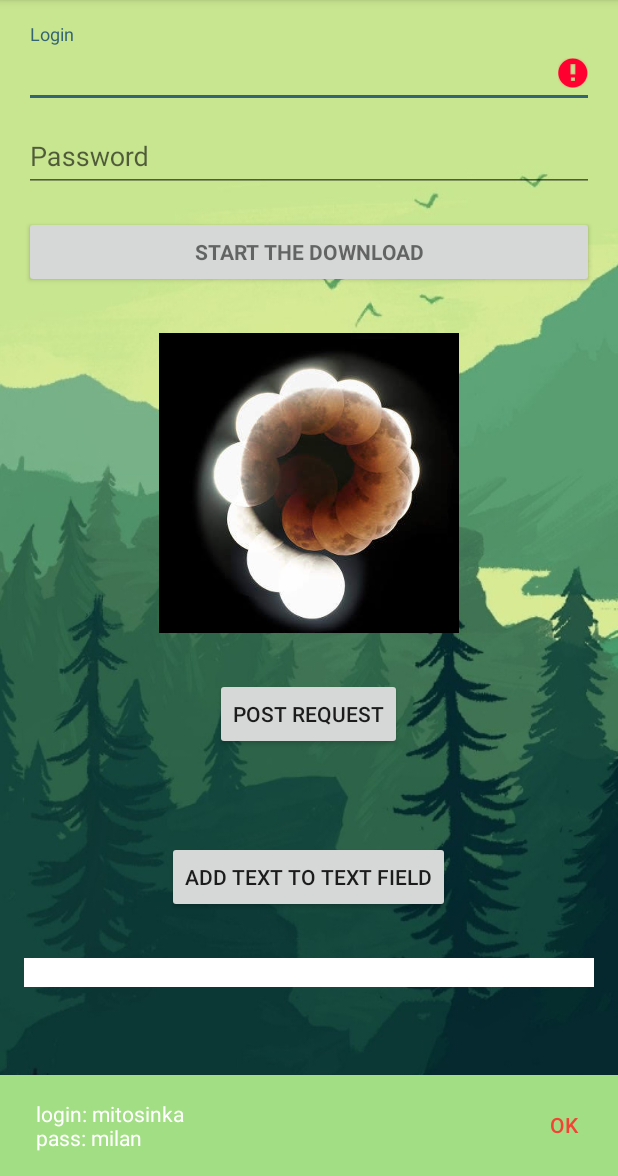
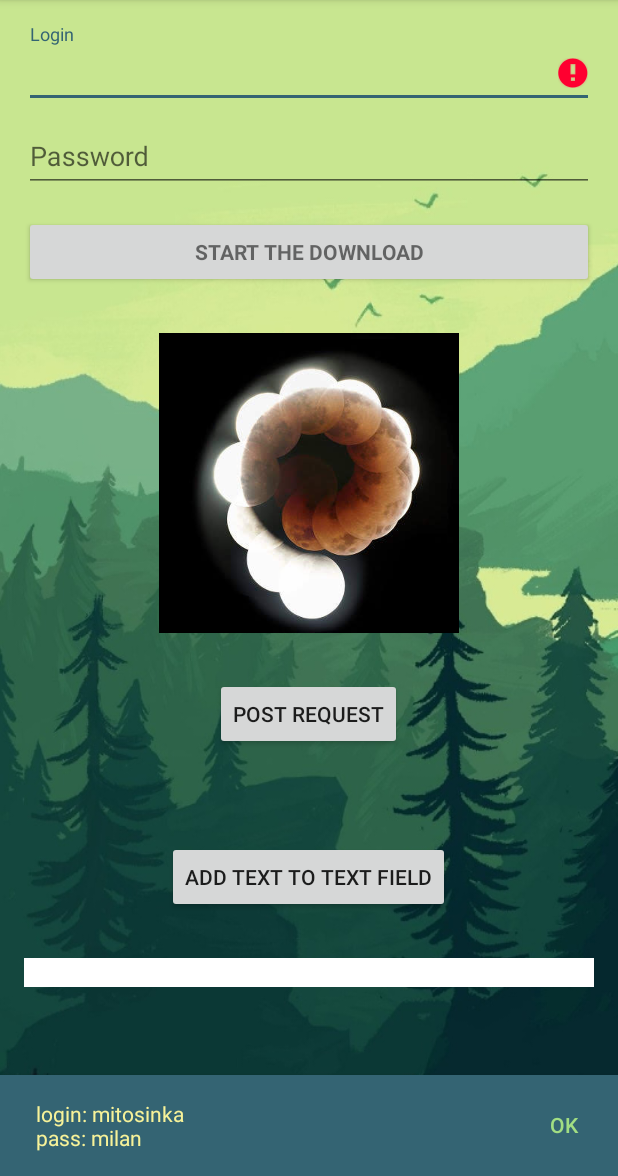
Before and after one commit to robgarai/webViewTestApp, an Android app: the screen it shows after launch (LoginActivity), after a tap on "POST REQUEST", on a phone screen of 412 x 824 dp, the part 60-1236 px from its top. Run offline under Robolectric (Android 15) with nearby library versions, the phone set to English and light mode, and no system bars; 2 statements that could not run were skipped; 1 other tap on this screen came first.

Commit message:
snackbar funguje a je vyladeny staci mi ho vyhodit do vlastnej triedy

```diff
--- a/app/src/main/java/com/example/rober/webviewtestapp/activities/LoginActivity.java
+++ b/app/src/main/java/com/example/rober/webviewtestapp/activities/LoginActivity.java
@@ -136,11 +136,11 @@ public class LoginActivity extends AppCompatActivity implements LoaderCallbacks<
 
                       final Snackbar mySnackbar = Snackbar.make(findViewById(R.id.activityLoginCoordinatorLayout), finalText, Snackbar.LENGTH_LONG);
                       // set action button color
-                      mySnackbar.setActionTextColor(getResources().getColor(R.color.red));
+                      mySnackbar.setActionTextColor(getResources().getColor(R.color.grassGreen));
                       View sbView = mySnackbar.getView();
-                      sbView.setBackgroundColor(getResources().getColor(R.color.grassGreen));
-                     // TextView textView = (TextView) sbView.findViewById(R.id.activityLoginCoordinatorLayout);
-                      //textView.setTextColor(getResources().getColor(R.color.oceanBlue));
+                      sbView.setBackgroundColor(getResources().getColor(R.color.oceanBlue));
+                      TextView sbTextView = (TextView) sbView.findViewById(R.id.snackbar_text);
+                      sbTextView.setTextColor(getResources().getColor(R.color.yellow));
 
                       mySnackbar.setAction("OK", new View.OnClickListener() {
                                   @Override
```
Also changed, not shown: app/src/main/java/com/example/rober/webviewtestapp/tools/CustomSnackbars.java (added, +30 -0 lines).
